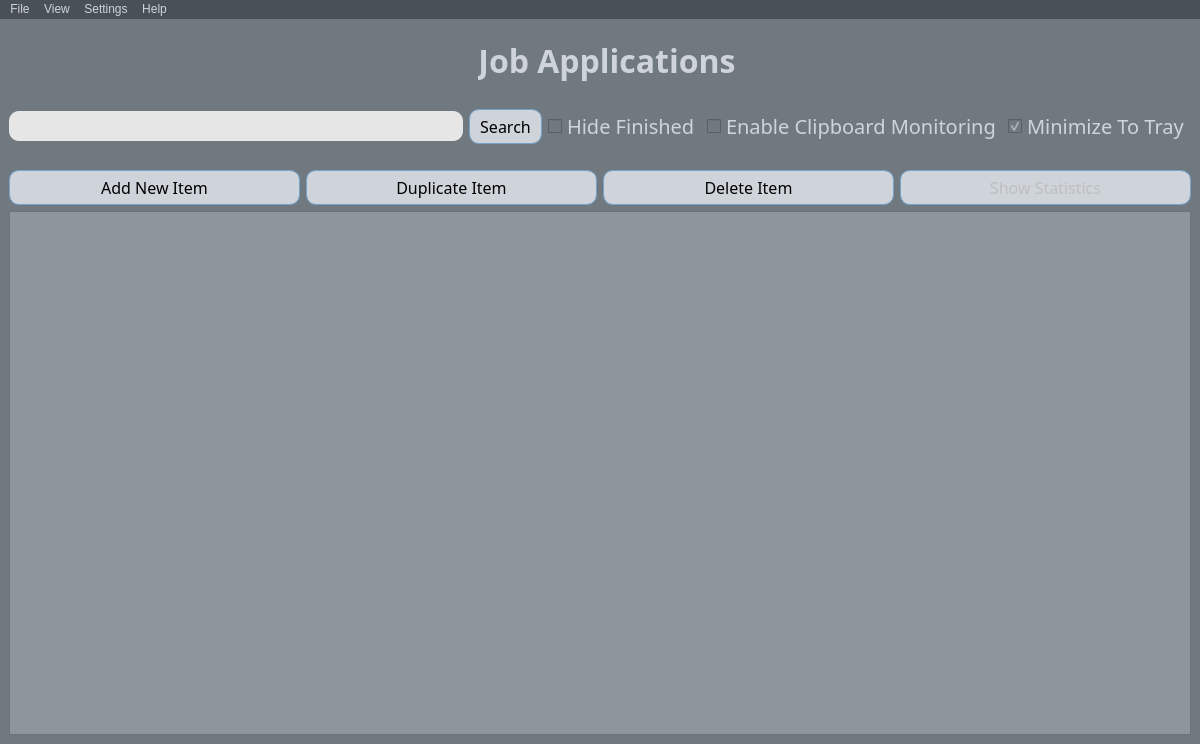
Before: the Qt Designer form ui/main_window.ui in xbandrade/my-jobz, drawn with Qt 5.
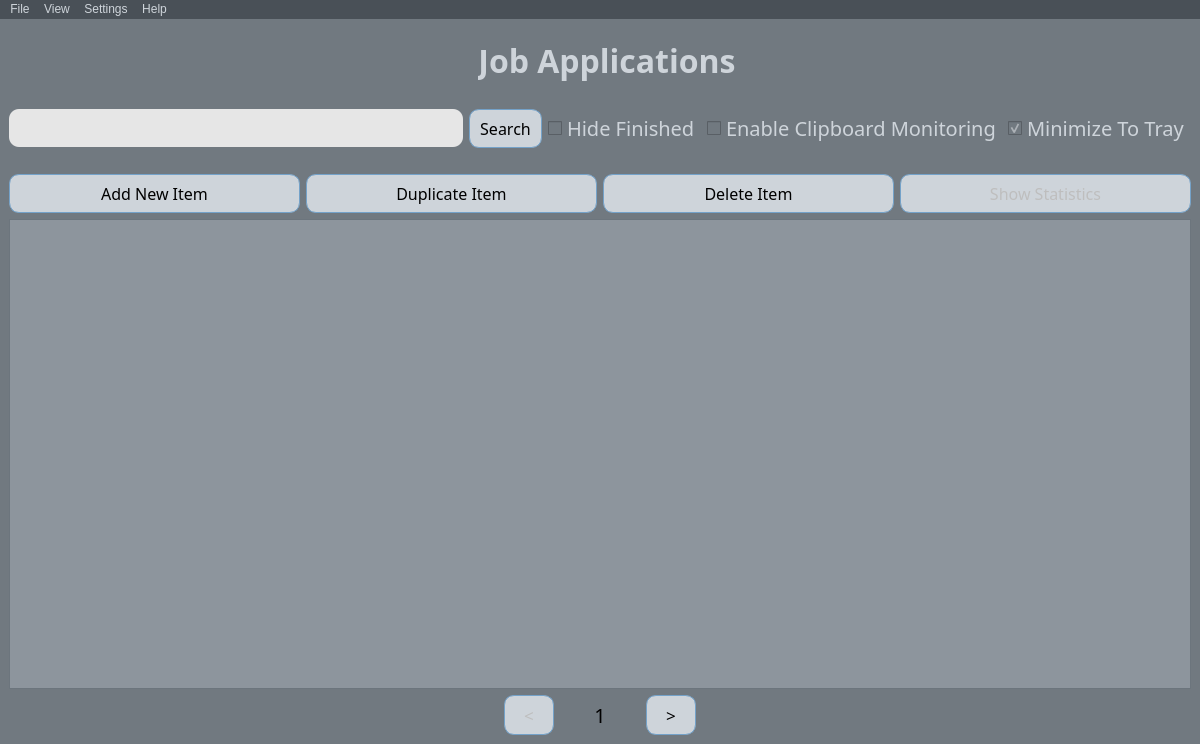
After: the same form once the commit is applied. Icons and pictures are not drawn.

Patch:
```diff
--- a/ui/main_window.ui
+++ b/ui/main_window.ui
@@ -42,7 +42,7 @@
 QPushButton {
 	background-color: #CED4DA ;
 	border-radius: 10px;
- 	padding: 5px 10px; 
+ 	padding: 7px 10px; 
 	border: 1px solid #74A2C9;
 }
 
@@ -212,6 +212,8 @@
     background-color: rgb(230, 230, 230);
 	border-radius: 10px;
 	padding-left: 8px;
+	padding-top: 4px;
+	padding-bottom: 4px;
 }</string>
           </property>
          </widget>
@@ -358,16 +360,148 @@
         <property name="styleSheet">
          <string notr="true">QTableView {
 	background-color: #8d959d;
+    border: 1px solid #6C757D; 
 }
+
 QTableView::item:selected {
 	background-color: #6C757D ;
+}
+
+QScrollBar:vertical {
+    border: 1px solid #8d959d;
+    background: #f7f7f7; 
+    width: 15px;
+    margin: 22px 0 22px 0;
+}
+
+QScrollBar::handle:vertical {
+    background: #6C757D;
+    min-height: 20px;
+}
+
+QScrollBar::add-line:vertical {
+    background: #C0C0C0;
+    height: 20px;
+    subcontrol-position: top;
+    subcontrol-origin: margin;
+}
+
+QScrollBar::sub-line:vertical {
+    background: #C0C0C0;
+    height: 20px;
+    subcontrol-position: bottom;
+    subcontrol-origin: margin;
+}
+
+QScrollBar::add-line:vertical {
+    border-top: 1px solid #8d959d;
+}
+
+QScrollBar::sub-line:vertical {
+    border-bottom: 1px solid #8d959d; 
 }</string>
         </property>
         <attribute name="horizontalHeaderCascadingSectionResizes">
          <bool>false</bool>
         </attribute>
+        <attribute name="verticalHeaderDefaultSectionSize">
+         <number>46</number>
+        </attribute>
        </widget>
       </item>
+      <item>
+       <layout class="QHBoxLayout" name="horizontalLayout4">
+        <item>
+         <spacer name="horizontalSpacer_2">
+          <property name="orientation">
+           <enum>Qt::Horizontal</enum>
+          </property>
+          <property name="sizeHint" stdset="0">
+           <size>
+            <width>40</width>
+            <height>20</height>
+           </size>
+          </property>
+         </spacer>
+        </item>
+        <item>
+         <widget class="QPushButton" name="prevPageButton">
+          <property name="enabled">
+           <bool>false</bool>
+          </property>
+          <property name="minimumSize">
+           <size>
+            <width>50</width>
+            <height>0</height>
+           </size>
+          </property>
+          <property name="font">
+           <font>
+            <family>Nunito</family>
+            <pointsize>13</pointsize>
+           </font>
+          </property>
+          <property name="text">
+           <string>&lt;</string>
+          </property>
+         </widget>
+        </item>
+        <item>
+         <widget class="QLabel" name="pageLabel">
+          <property name="minimumSize">
+           <size>
+            <width>80</width>
+            <height>0</height>
+           </size>
+          </property>
+          <property name="font">
+           <font>
+            <family>Nunito</family>
+            <pointsize>15</pointsize>
+           </font>
+          </property>
+          <property name="text">
+           <string>1</string>
+          </property>
+          <property name="alignment">
+           <set>Qt::AlignCenter</set>
+          </property>
+         </widget>
+        </item>
+        <item>
+         <widget class="QPushButton" name="nextPageButton">
+          <property name="minimumSize">
+           <size>
+            <width>50</width>
+            <height>0</height>
+           </size>
+          </property>
+          <property name="font">
+           <font>
+            <family>Nunito</family>
+            <pointsize>13</pointsize>
+           </font>
+          </property>
+          <property name="text">
+           <string>&gt;</string>
+          </property>
+         </widget>
+        </item>
+        <item>
+         <spacer name="horizontalSpacer_3">
+          <property name="orientation">
+           <enum>Qt::Horizontal</enum>
+          </property>
+          <property name="sizeHint" stdset="0">
+           <size>
+            <width>40</width>
+            <height>20</height>
+           </size>
+          </property>
+         </spacer>
+        </item>
+       </layout>
+      </item>
      </layout>
     </item>
    </layout>
```
Left out of the diff: 46 changed lines with no effect on the pictures.
